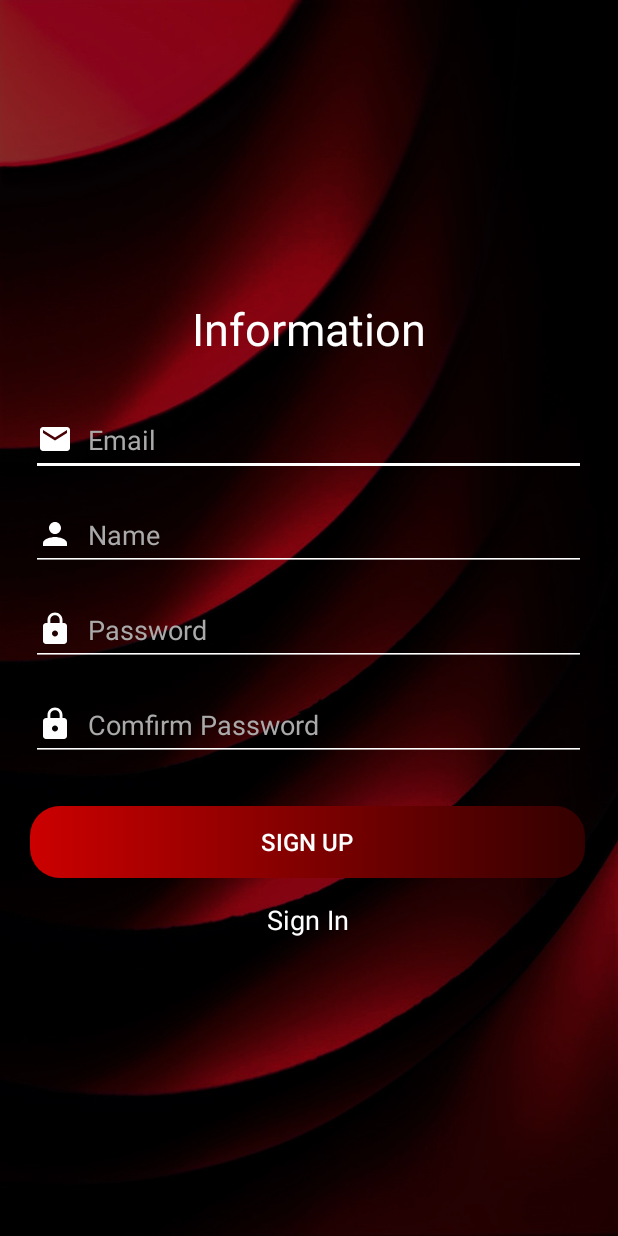
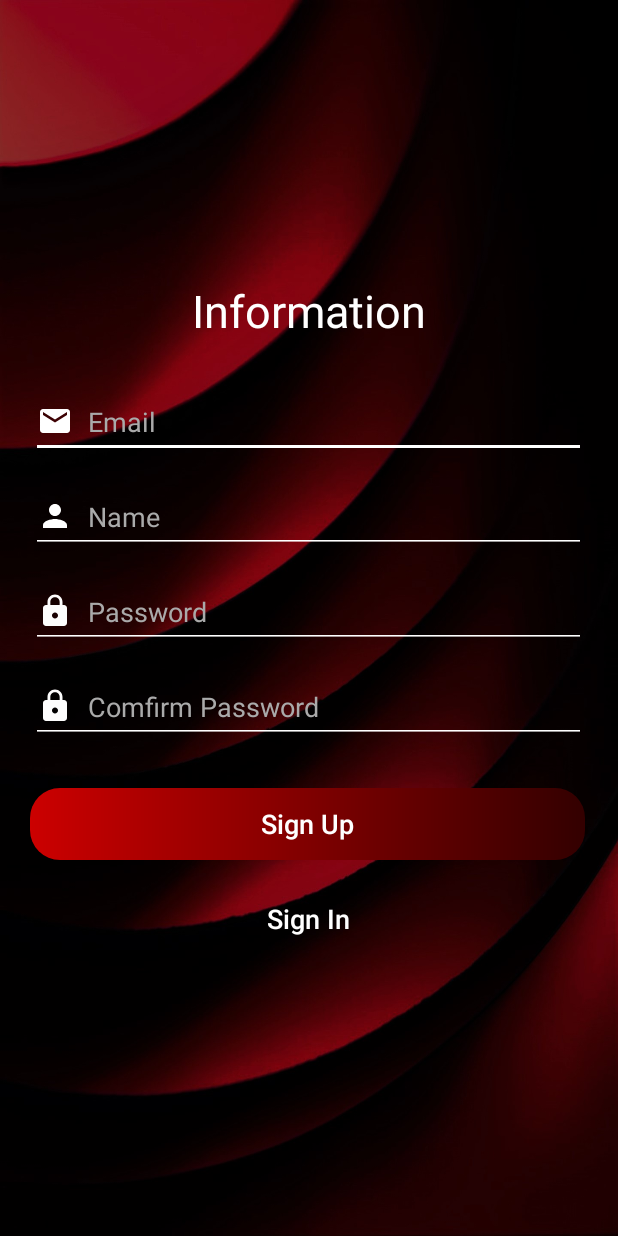
Before and after one commit to sin1102/Ambulance-booking, an Android app: the SignUpActivity screen opened directly, with no data from a screen before it, on a phone screen of 412 x 824 dp. Run offline under Robolectric (Android 15) with nearby library versions, the phone set to English and light mode, and no system bars; our stand-ins replace Firebase (no records; nobody signed in at launch, a user with empty details on screens opened directly); Roboto replaces fonts that are not available here.

Commit message:
Sign Up Sign In Sign Out

```diff
--- a/app/src/main/java/com/example/ambulancebooking/user/SignUpActivity.kt
+++ b/app/src/main/java/com/example/ambulancebooking/user/SignUpActivity.kt
@@ -25,6 +25,10 @@ class SignUpActivity : AppCompatActivity() {
         setContentView(binding.root)
         binding.btnSignUp.setOnClickListener{
             signUp()
+        }
+        binding.btnSignIn.setOnClickListener {
+            startActivity(Intent(applicationContext, SignInActivity::class.java))
+            finish()
         }
     }
 
@@ -77,6 +81,7 @@ class SignUpActivity : AppCompatActivity() {
                     database.child(userID).setValue(user)
                     val intent = Intent(applicationContext, SignInActivity::class.java)
                     startActivity(intent)
+                    finish()
                     showToast("Registered Successfully")
                 }
 
--- a/app/src/main/res/layout/activity_sign_up.xml
+++ b/app/src/main/res/layout/activity_sign_up.xml
@@ -95,7 +95,8 @@
             android:background="@drawable/radius_corner_button_sign_in"
             android:layout_marginStart="20dp"
             android:layout_marginEnd="20dp"
-            android:textSize="16dp"/>
+            android:textSize="18sp"
+            android:textAllCaps="false"/>
 
         <ProgressBar
             android:id="@+id/ProgressBar"
@@ -107,15 +108,16 @@
     </FrameLayout>
 
 
-
-    <TextView
-        android:id="@+id/txtSignIn"
+    <Button
+        android:id="@+id/btnSignIn"
         android:layout_width="370dp"
         android:layout_height="wrap_content"
+        android:layout_marginTop="15dp"
+        android:background="@null"
+        android:gravity="center"
         android:text="Sign In"
-        android:textSize="18dp"
+        android:textAllCaps="false"
         android:textColor="@color/white"
-        android:gravity="center"
-        android:layout_marginTop="15dp"/>
+        android:textSize="18sp" />
 
 </LinearLayout>
--- a/build.gradle
+++ b/build.gradle
@@ -7,7 +7,7 @@ buildscript {
     }
     dependencies {
         classpath "com.android.tools.build:gradle:7.0.3"
-        classpath 'org.jetbrains.kotlin:kotlin-gradle-plugin:1.6.10'
+        classpath 'org.jetbrains.kotlin:kotlin-gradle-plugin:1.6.20'
         classpath "com.google.android.libraries.mapsplatform.secrets-gradle-plugin:secrets-gradle-plugin:1.3.0"
         classpath "org.jetbrains.kotlin:kotlin-gradle-plugin:1.6.20"
         classpath "org.jetbrains.kotlin:kotlin-android-extensions:1.3.72"
```
Also changed, not shown: app/src/main/AndroidManifest.xml (+15 -24 lines), app/src/main/java/com/example/ambulancebooking/Menu/Settings.kt (+24 -5 lines), app/src/main/java/com/example/ambulancebooking/user/ForgotPasswordActivity.kt (added, +18 -0 lines), app/src/main/java/com/example/ambulancebooking/user/SignInActivity.kt (+9 -10 lines), app/src/main/res/layout/activity_forgot_password.xml (added, +13 -0 lines), app/src/main/res/layout/activity_sign_in.xml (+18 -14 lines).
